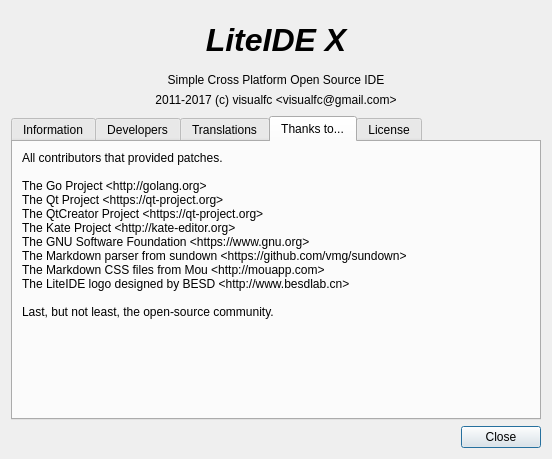
Above: liteidex/src/liteapp/aboutdialog.ui from visualfc/liteide before the change. Below: the same form after it.
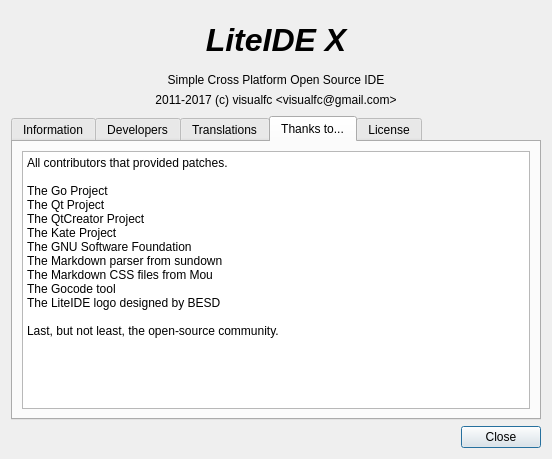
That is the form after the change. The open tabs and pages were chosen to show the change. Icons and pictures are not drawn.

What changed in the file:
```diff
--- a/liteidex/src/liteapp/aboutdialog.ui
+++ b/liteidex/src/liteapp/aboutdialog.ui
@@ -538,30 +538,24 @@
       </attribute>
       <layout class="QVBoxLayout" name="verticalLayout_3">
        <item>
-        <widget class="QLabel" name="label_7">
-         <property name="text">
-          <string notr="true">&lt;!DOCTYPE HTML PUBLIC &quot;-//W3C//DTD HTML 4.0//EN&quot; &quot;http://www.w3.org/TR/REC-html40/strict.dtd&quot;&gt;
-&lt;html&gt;&lt;head&gt;&lt;meta name=&quot;qrichtext&quot; content=&quot;1&quot; /&gt;&lt;style type=&quot;text/css&quot;&gt;
-p, li { white-space: pre-wrap; }
-&lt;/style&gt;&lt;/head&gt;&lt;body style=&quot; font-family:'SimSun'; font-size:9pt; font-weight:400; font-style:normal;&quot;&gt;
-&lt;p style=&quot; margin-top:0px; margin-bottom:0px; margin-left:0px; margin-right:0px; -qt-block-indent:0; text-indent:0px;&quot;&gt;All contributors that provided patches.&lt;/p&gt;
-&lt;p style=&quot;-qt-paragraph-type:empty; margin-top:0px; margin-bottom:0px; margin-left:0px; margin-right:0px; -qt-block-indent:0; text-indent:0px;&quot;&gt;&lt;br /&gt;&lt;/p&gt;
-&lt;p style=&quot; margin-top:0px; margin-bottom:0px; margin-left:0px; margin-right:0px; -qt-block-indent:0; text-indent:0px;&quot;&gt;The Go Project &amp;lt;http://golang.org&amp;gt;&lt;/p&gt;
-&lt;p style=&quot; margin-top:0px; margin-bottom:0px; margin-left:0px; margin-right:0px; -qt-block-indent:0; text-indent:0px;&quot;&gt;The Qt Project &amp;lt;https://qt-project.org&amp;gt;&lt;/p&gt;
-&lt;p style=&quot; margin-top:0px; margin-bottom:0px; margin-left:0px; margin-right:0px; -qt-block-indent:0; text-indent:0px;&quot;&gt;The QtCreator Project &amp;lt;https://qt-project.org&amp;gt;&lt;/p&gt;
-&lt;p style=&quot; margin-top:0px; margin-bottom:0px; margin-left:0px; margin-right:0px; -qt-block-indent:0; text-indent:0px;&quot;&gt;The Kate Project &amp;lt;http://kate-editor.org&amp;gt;&lt;/p&gt;
-&lt;p style=&quot; margin-top:0px; margin-bottom:0px; margin-left:0px; margin-right:0px; -qt-block-indent:0; text-indent:0px;&quot;&gt;The GNU Software Foundation &amp;lt;https://www.gnu.org&amp;gt;&lt;/p&gt;
-&lt;p style=&quot; margin-top:0px; margin-bottom:0px; margin-left:0px; margin-right:0px; -qt-block-indent:0; text-indent:0px;&quot;&gt;The Markdown parser from sundown &amp;lt;https://github.com/vmg/sundown&amp;gt;&lt;/p&gt;
-&lt;p style=&quot; margin-top:0px; margin-bottom:0px; margin-left:0px; margin-right:0px; -qt-block-indent:0; text-indent:0px;&quot;&gt;The Markdown CSS files from Mou &amp;lt;http://mouapp.com&amp;gt;&lt;/p&gt;
-&lt;p style=&quot; margin-top:0px; margin-bottom:0px; margin-left:0px; margin-right:0px; -qt-block-indent:0; text-indent:0px;&quot;&gt;The LiteIDE logo designed by BESD &amp;lt;http://www.besdlab.cn&amp;gt;&lt;/p&gt;
-&lt;p style=&quot;-qt-paragraph-type:empty; margin-top:0px; margin-bottom:0px; margin-left:0px; margin-right:0px; -qt-block-indent:0; text-indent:0px;&quot;&gt;&lt;br /&gt;&lt;/p&gt;
-&lt;p style=&quot; margin-top:0px; margin-bottom:0px; margin-left:0px; margin-right:0px; -qt-block-indent:0; text-indent:0px;&quot;&gt;Last, but not least, the open-source community.&lt;/p&gt;&lt;/body&gt;&lt;/html&gt;</string>
+        <widget class="QPlainTextEdit" name="plainTextEdit_2">
+         <property name="readOnly">
+          <bool>true</bool>
          </property>
-         <property name="alignment">
-          <set>Qt::AlignLeading|Qt::AlignLeft|Qt::AlignTop</set>
-         </property>
-         <property name="textInteractionFlags">
-          <set>Qt::LinksAccessibleByMouse|Qt::TextSelectableByMouse</set>
+         <property name="plainText">
+          <string>All contributors that provided patches.
+
+The Go Project &lt;http://golang.org&gt;
+The Qt Project &lt;https://qt-project.org&gt;
+The QtCreator Project &lt;https://qt-project.org&gt;
+The Kate Project &lt;http://kate-editor.org&gt;
+The GNU Software Foundation &lt;https://www.gnu.org&gt;
+The Markdown parser from sundown &lt;https://github.com/vmg/sundown&gt;
+The Markdown CSS files from Mou &lt;http://mouapp.com&gt;
+The Gocode tool &lt;https://github.com/nsf/gocode&gt;
+The LiteIDE logo designed by BESD &lt;http://www.besdlab.cn&gt;
+
+Last, but not least, the open-source community.</string>
          </property>
         </widget>
        </item>
```
